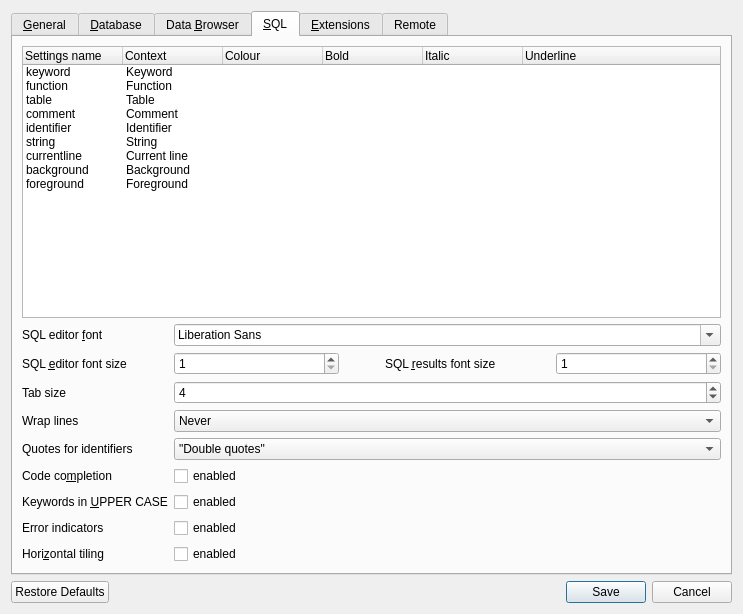
Qt form src/PreferencesDialog.ui (sqlitebrowser/sqlitebrowser) before a commit.
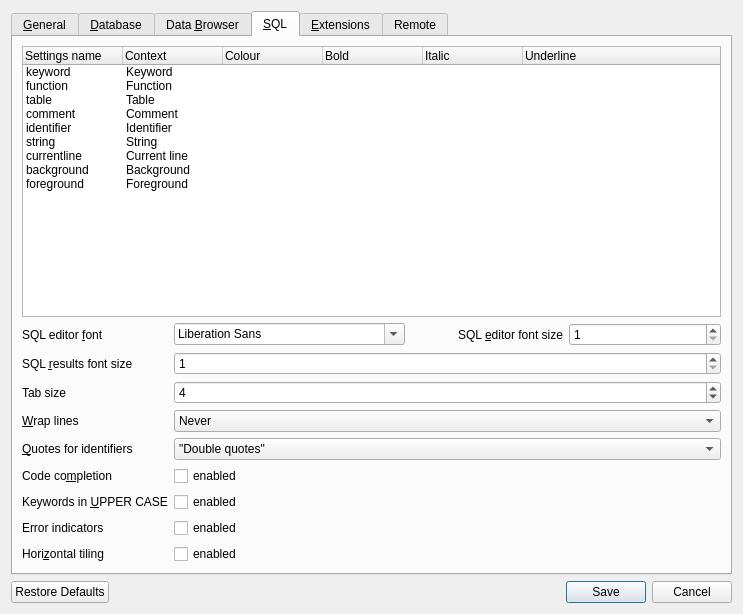
The same form after that commit. The open tabs and pages were chosen to show the change. Icons and pictures are not drawn. Custom widgets are drawn as their Qt base class.

Commit message:
Pref: "SQL editor font" and its size on the same row and other improvements
"SQL editor font" and "SQL editor font size" are located at the same row
for saving vertical space in the Preferences dialog.

Accelerator keys for "Wrap lines" and "Quotes for identifiers" have been
added.

Some buddies have been fixed.

Diff of the .ui file:
```diff
--- a/src/PreferencesDialog.ui
+++ b/src/PreferencesDialog.ui
@@ -931,20 +931,23 @@
           </widget>
          </item>
          <item row="0" column="1">
+          <layout class="QHBoxLayout" name="horizontalLayout_5">
+           <item>
           <widget class="QFontComboBox" name="comboEditorFont"/>
          </item>
-         <item row="1" column="0">
+           <item>
           <widget class="QLabel" name="label_6">
            <property name="text">
             <string>SQL &amp;editor font size</string>
            </property>
+             <property name="alignment">
+              <set>Qt::AlignRight|Qt::AlignTrailing|Qt::AlignVCenter</set>
+             </property>
            <property name="buddy">
             <cstring>spinEditorFontSize</cstring>
            </property>
           </widget>
          </item>
-         <item row="1" column="1">
-          <layout class="QHBoxLayout" name="horizontalLayout_5">
            <item>
             <widget class="QSpinBox" name="spinEditorFontSize">
              <property name="minimum">
@@ -952,23 +955,9 @@
              </property>
             </widget>
            </item>
-           <item>
-            <spacer name="horizontalSpacer">
-             <property name="orientation">
-              <enum>Qt::Horizontal</enum>
-             </property>
-             <property name="sizeType">
-              <enum>QSizePolicy::Minimum</enum>
-             </property>
-             <property name="sizeHint" stdset="0">
-              <size>
-               <width>40</width>
-               <height>20</height>
-              </size>
-             </property>
-            </spacer>
-           </item>
-           <item>
+          </layout>
+         </item>
+         <item row="1" column="0">
             <widget class="QLabel" name="label_7">
              <property name="text">
               <string>SQL &amp;results font size</string>
@@ -978,15 +967,13 @@
              </property>
             </widget>
            </item>
-           <item>
+         <item row="1" column="1">
             <widget class="QSpinBox" name="spinLogFontSize">
              <property name="minimum">
               <number>1</number>
              </property>
             </widget>
            </item>
-          </layout>
-         </item>
          <item row="2" column="0">
           <widget class="QLabel" name="label_13">
            <property name="text">
@@ -1013,7 +1000,7 @@
          <item row="3" column="0">
           <widget class="QLabel" name="wrapLabel">
            <property name="text">
-            <string>Wrap lines</string>
+            <string>&amp;Wrap lines</string>
            </property>
            <property name="buddy">
             <cstring>wrapComboBox</cstring>
@@ -1044,6 +1031,16 @@
            </item>
           </widget>
          </item>
+         <item row="4" column="0">
+          <widget class="QLabel" name="label_25">
+           <property name="text">
+            <string>&amp;Quotes for identifiers</string>
+           </property>
+           <property name="buddy">
+            <cstring>quoteComboBox</cstring>
+           </property>
+          </widget>
+         </item>
          <item row="4" column="1">
           <widget class="QComboBox" name="quoteComboBox">
            <property name="toolTip">
@@ -1146,16 +1143,6 @@
            </property>
           </widget>
          </item>
-         <item row="4" column="0">
-          <widget class="QLabel" name="label_25">
-           <property name="text">
-            <string>Quotes for identifiers</string>
-           </property>
-           <property name="buddy">
-            <cstring>quoteComboBox</cstring>
-           </property>
-          </widget>
-         </item>
         </layout>
        </item>
       </layout>
```
Left out of the diff: 11 changed lines with no effect on the pictures. Lines whose indentation alone changed are shown as unchanged.
